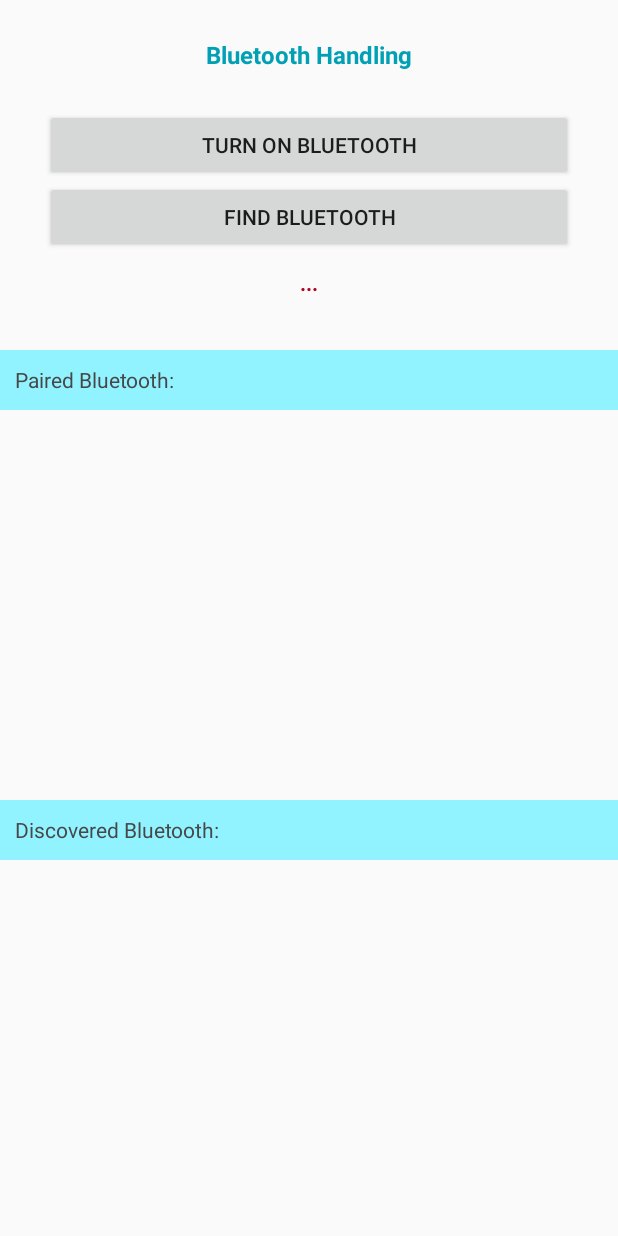
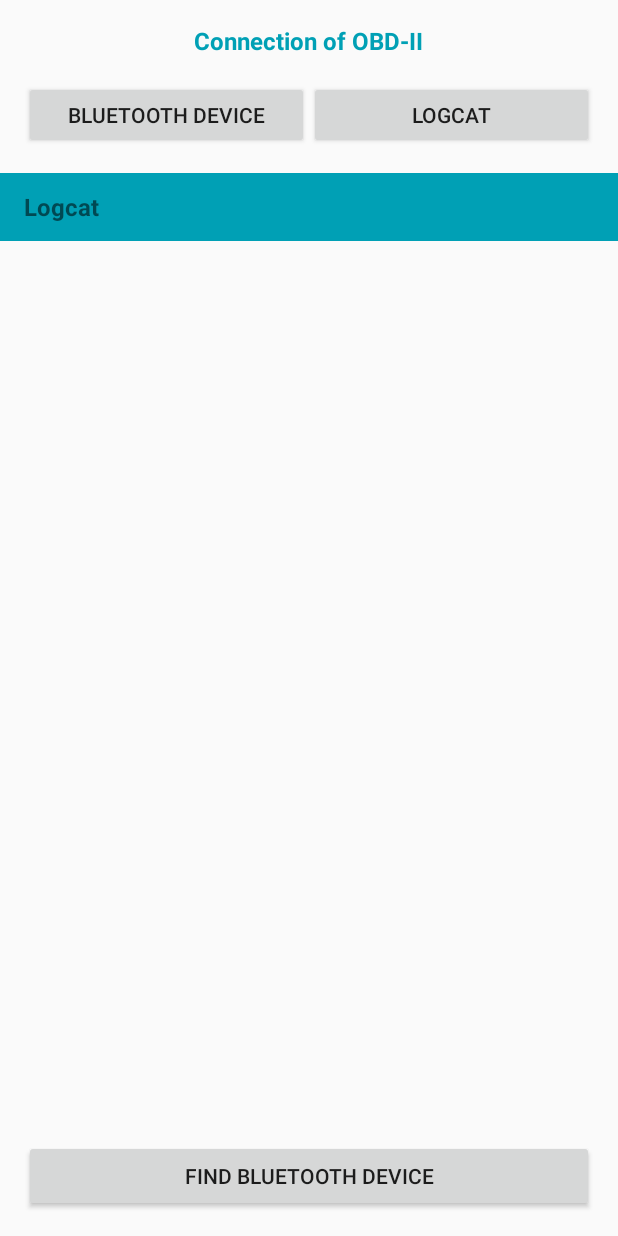
Before and after one commit to AzMostafa/OBD-Connection, an Android app: the screen it shows after launch (MainActivity before the commit, BluetoothActivity after it), on a phone screen of 412 x 824 dp. Run offline under Robolectric (Android 15) with nearby library versions, the phone set to English and light mode, and no system bars.

Commit message:
Set Part 1: handeling required Permistions

```diff
--- a/app/build.gradle
+++ b/app/build.gradle
@@ -41,4 +41,5 @@ dependencies {
     implementation 'com.google.android.material:material:1.9.0'
     implementation 'org.jetbrains.kotlinx:kotlinx-coroutines-android:1.6.4'
     implementation 'org.jetbrains.kotlinx:kotlinx-coroutines-core:1.6.4'
+    implementation 'androidx.constraintlayout:constraintlayout:2.1.4'
 }
--- /dev/null
+++ b/app/src/main/java/ir/device/obd/BluetoothActivity.kt
@@ -0,0 +1,225 @@
+package ir.device.obd
+
+import android.Manifest
+import android.annotation.SuppressLint
+import android.app.Activity
+import android.bluetooth.BluetoothAdapter
+import android.bluetooth.BluetoothManager
+import android.content.Context
+import android.content.Intent
+import android.content.pm.PackageManager
+import android.location.LocationManager
+import android.os.Bundle
+import android.provider.Settings
+import android.util.Log
+import android.view.View
+import android.widget.AdapterView
+import android.widget.ArrayAdapter
+import android.widget.Button
+import android.widget.LinearLayout
+import android.widget.ListView
+import androidx.activity.result.contract.ActivityResultContracts
+import androidx.appcompat.app.AppCompatActivity
+import androidx.core.app.ActivityCompat
+import androidx.core.content.ContextCompat
+
+@SuppressLint("InlinedApi")
+class BluetoothActivity : AppCompatActivity() {
+
+    private lateinit var context: Context
+
+    private lateinit var lLog: ListView
+    private lateinit var lPaired: ListView
+    private lateinit var lDiscovered: ListView
+
+    private val requiredPermissions = arrayOf(
+        Manifest.permission.BLUETOOTH_SCAN,
+        Manifest.permission.BLUETOOTH_CONNECT,
+        Manifest.permission.ACCESS_FINE_LOCATION,
+        Manifest.permission.ACCESS_COARSE_LOCATION
+    )
+    private val listLog: MutableList<String> = mutableListOf()
+
+    private val bluetoothManager by lazy {
+        applicationContext.getSystemService(Context.BLUETOOTH_SERVICE) as BluetoothManager
+    }
+    private val bluetoothAdapter by lazy {
+        bluetoothManager.adapter
+    }
+    private val locationManager by lazy {
+        applicationContext.getSystemService(LOCATION_SERVICE) as LocationManager
+    }
+    private val isBluetoothEnabled: Boolean
+        get() = bluetoothAdapter?.isEnabled == true
+    private val isLocationEnabled: Boolean
+        get() = locationManager.isProviderEnabled(LocationManager.GPS_PROVIDER)
+
+    override fun onCreate(savedInstanceState: Bundle?) {
+        super.onCreate(savedInstanceState)
+        setContentView(R.layout.activity_bluetooth)
+
+        // --------> Set Activity Context:
+        this.context = this
+
+        // --------> Set IDs:
+        val btnBTDevice = findViewById<Button>(R.id.btn_BluetoothDevice)
+        val btnLogcat = findViewById<Button>(R.id.btn_LogStatus)
+        val btnBluetooth = findViewById<Button>(R.id.btn_Bluetooth)
+        val lBTDevice = findViewById<LinearLayout>(R.id.lBluetoothDevice)
+        val lLogcat = findViewById<LinearLayout>(R.id.lLogcat)
+        lLog = findViewById(R.id.lListLogcat)
+        lPaired = findViewById(R.id.lPairedBluetooth)
+        lDiscovered = findViewById(R.id.lDiscoveredBluetooth)
+
+        // --------> Set Initialize:
+        btnBTDevice.setOnClickListener {
+            lLogcat.visibility = View.GONE
+            lBTDevice.visibility = View.VISIBLE
+        }
+
+        btnLogcat.setOnClickListener {
+            lLogcat.visibility = View.VISIBLE
+            lBTDevice.visibility = View.GONE
+        }
+
+        btnBluetooth.setOnClickListener {
+            bluetoothSystemLauncher()
+        }
+
+        lPaired.onItemClickListener = AdapterView.OnItemClickListener { _, view, _, _ ->
+
+        }
+
+        lDiscovered.onItemClickListener = AdapterView.OnItemClickListener { _, view, _, _ ->
+
+        }
+    }
+
+    private fun bluetoothSystemLauncher() {
+        if (requiredPermissions()) {
+            requestPermissions()
+        } else {
+            bluetoothDiscoveringLauncher()
+        }
+    }
+
+    private fun bluetoothDiscoveringLauncher() {
+        if (!isBluetoothEnabled) {
+            bluetoothPowerLauncher.launch(
+                Intent(BluetoothAdapter.ACTION_REQUEST_ENABLE)
+            )
+        } else if (!isLocationEnabled) {
+            locationPowerLauncher.launch(
+                Intent(Settings.ACTION_LOCATION_SOURCE_SETTINGS)
+            )
+        } else {
+            logcat("DISCOVER LAUNCH")
+
+        }
+    }
+
+    private fun requiredPermissions(permission: String? = null): Boolean {
+        var isPermissionOK = false
+        if (permission == null) {
+            for (per in requiredPermissions) {
+                if (ContextCompat.checkSelfPermission(
+                        this,
+                        per
+                    ) != PackageManager.PERMISSION_GRANTED
+                ) {
+                    isPermissionOK = true
+                    break
+                }
+            }
+        } else {
+            isPermissionOK = ActivityCompat.checkSelfPermission(
+                context,
+                permission
+            ) == PackageManager.PERMISSION_GRANTED
+        }
+        return isPermissionOK
+    }
+
+    private fun requestPermissions() {
+        logcat("request Permissions")
+        var result: Int
+        val listPermissionsNeeded: MutableList<String> = ArrayList()
+        for (per in requiredPermissions) {
+            result = ContextCompat.checkSelfPermission(applicationContext, per)
+            if (result != PackageManager.PERMISSION_GRANTED) {
+                listPermissionsNeeded.add(per)
+            }
+        }
+        if (listPermissionsNeeded.isNotEmpty()) {
+            ActivityCompat.requestPermissions(
+                this,
+                listPermissionsNeeded.toTypedArray(),
+                Constants.REQUEST_BT_PERMISSION
+            )
+        }
+    }
+
+    private val bluetoothPowerLauncher = registerForActivityResult(
+        ActivityResultContracts.StartActivityForResult()
+    ) {
+        if (it.resultCode == Activity.RESULT_OK) {
+            logcat("bluetooth of Device is Enabled.", "d")
+            bluetoothDiscoveringLauncher()
+        } else if (it.resultCode == Activity.RESULT_CANCELED) {
+            logcat("bluetooth of Device is Disabled.", "e")
+        }
+    }
+
+    private val locationPowerLauncher = registerForActivityResult(
+        ActivityResultContracts.StartActivityForResult()
+    ) {
+        if (isLocationEnabled) {
+            logcat("location of Device is Enabled.", "d")
+            bluetoothDiscoveringLauncher()
+        } else {
+            logcat("location of Device is Disabled.", "e")
+        }
+    }
+
+    private fun logcat(text: String, mode: String = "i") {
+        listLog.add("$mode : $text")
+        when (mode) {
+            "d" -> {
+                Log.d("LOG", mode)
+            }
+
+            "e" -> {
+                Log.e("LOG", mode)
+            }
+
+            else -> {
+                Log.i("LOG", mode)
+            }
+        }
+        val adapter: ArrayAdapter<String> = ArrayAdapter<String>(
+            this,
+            R.layout.item_log,
+            listLog
+        )
+        lLog.adapter = adapter
+    }
+
+    override fun onRequestPermissionsResult(
+        requestCode: Int,
+        permissions: Array<String>,
+        grantResults: IntArray
+    ) {
+        super.onRequestPermissionsResult(requestCode, permissions, grantResults)
+        when (requestCode) {
+            Constants.REQUEST_BT_PERMISSION -> {
+                if (grantResults.isNotEmpty() && grantResults[0] == PackageManager.PERMISSION_GRANTED) {
+                    logcat("required Permission is Enabled.", "d")
+                    bluetoothSystemLauncher()
+                } else {
+                    logcat("required Permission is Disabled.", "e")
+                }
+                return
+            }
+        }
+    }
+}
--- /dev/null
+++ b/app/src/main/res/layout/activity_bluetooth.xml
@@ -0,0 +1,145 @@
+<?xml version="1.0" encoding="utf-8"?>
+<RelativeLayout xmlns:android="http://schemas.android.com/apk/res/android"
+    xmlns:app="http://schemas.android.com/apk/res-auto"
+    xmlns:tools="http://schemas.android.com/tools"
+    android:layout_width="match_parent"
+    android:layout_height="match_parent"
+    tools:context=".BluetoothActivity">
+
+    <TextView
+        android:id="@+id/lTitle"
+        android:layout_width="wrap_content"
+        android:layout_height="wrap_content"
+        android:layout_centerHorizontal="true"
+        android:layout_margin="16dp"
+        android:text="Connection of OBD-II"
+        android:textColor="@color/A1"
+        android:textSize="16sp"
+        android:textStyle="bold" />
+
+    <LinearLayout
+        android:id="@+id/lBtn"
+        android:layout_width="match_parent"
+        android:layout_height="45dp"
+        android:layout_below="@+id/lTitle"
+        android:layout_marginBottom="16dp"
+        android:orientation="horizontal"
+        android:paddingHorizontal="16dp">
+
+        <Button
+            android:id="@+id/btn_BluetoothDevice"
+            android:layout_width="match_parent"
+            android:layout_height="wrap_content"
+            android:layout_weight="1"
+            android:text="Bluetooth Device" />
+
+        <Button
+            android:id="@+id/btn_LogStatus"
+            android:layout_width="match_parent"
+            android:layout_height="wrap_content"
+            android:layout_weight="1"
+            android:text="Logcat" />
+    </LinearLayout>
+
+    <RelativeLayout
+        android:layout_width="match_parent"
+        android:layout_height="match_parent"
+        android:layout_above="@+id/btn_Bluetooth"
+        android:layout_below="@+id/lBtn">
+
+        <LinearLayout
+            android:id="@+id/lBluetoothDevice"
+            android:layout_width="match_parent"
+            android:layout_height="match_parent"
+            android:visibility="invisible"
+            android:orientation="vertical"
+            android:weightSum="100">
+
+            <TextView
+                android:layout_width="match_parent"
+                android:layout_height="45dp"
+                android:background="@color/A1_1"
+                android:gravity="center_vertical"
+                android:paddingHorizontal="16dp"
+                android:text="Paired Device"
+                android:textStyle="bold"
+                android:textSize="16sp"/>
+
+            <ListView
+                android:id="@+id/lPairedBluetooth"
+                android:layout_width="match_parent"
+                android:layout_height="wrap_content"
+                android:paddingHorizontal="16dp"
+                android:layout_weight="50"
+                android:layout_marginTop="5dp"
+                android:divider="@android:color/transparent"
+                android:dividerHeight="15dp" />
+
+            <TextView
+                android:layout_width="match_parent"
+                android:layout_height="45dp"
+                android:background="@color/A1_1"
+                android:gravity="center_vertical"
+                android:paddingHorizontal="16dp"
+                android:text="Paired Device"
+                android:textStyle="bold"
+                android:textSize="16sp"/>
+
+            <ListView
+                android:id="@+id/lDiscoveredBluetooth"
+                android:layout_width="match_parent"
+                android:layout_height="wrap_content"
+                android:paddingHorizontal="16dp"
+                android:layout_weight="50"
+                android:layout_marginTop="5dp"
+                android:divider="@android:color/transparent"
+                android:dividerHeight="15dp" />
+        </LinearLayout>
+
+
+        <LinearLayout
+            android:id="@+id/lLogcat"
+            android:layout_width="match_parent"
+            android:layout_height="match_parent"
+            android:visibility="visible"
+            android:orientation="vertical">
+
+            <TextView
+                android:layout_width="match_parent"
+                android:layout_height="45dp"
+                android:background="@color/A1"
+                android:gravity="center_vertical"
+                android:paddingHorizontal="16dp"
+                android:text="Logcat"
+                android:textStyle="bold"
+                android:textSize="16sp"/>
+
+            <ListView
+                android:id="@+id/lListLogcat"
+                android:layout_width="match_parent"
+                android:layout_height="wrap_content"
+                android:paddingHorizontal="10dp"
+                android:layout_weight="1"
+                android:layout_marginTop="5dp"
+                android:animationCache="false"
+                android:background="@android:color/transparent"
+                android:cacheColorHint="@android:color/transparent"
+                android:divider="@android:color/transparent"
+                android:dividerHeight="1dp"
+                android:listSelector="@android:color/transparent"
+                android:scrollingCache="false"
+                android:smoothScrollbar="true" />
+        </LinearLayout>
+    </RelativeLayout>
+
+    <Button
+        android:id="@+id/btn_Bluetooth"
+        android:layout_width="match_parent"
+        android:layout_height="wrap_content"
+        android:layout_alignParentBottom="true"
+        android:layout_marginStart="16dp"
+        android:layout_marginTop="16dp"
+        android:layout_marginEnd="16dp"
+        android:layout_marginBottom="16dp"
+        android:text="Find Bluetooth Device" />
+</RelativeLayout>
```
Also changed, not shown: app/src/main/AndroidManifest.xml (+15 -4 lines), app/src/main/java/ir/device/obd/MainActivity.kt (+4 -4 lines), app/src/main/res/layout/item_log.xml (added, +11 -0 lines), app/src/main/res/layout/item_bluetooth.xml (renamed from app/src/main/res/layout/listview_items.xml).
